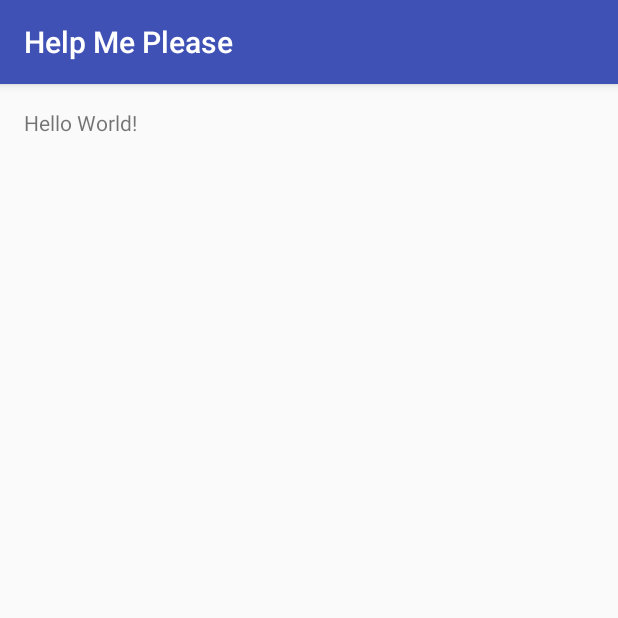
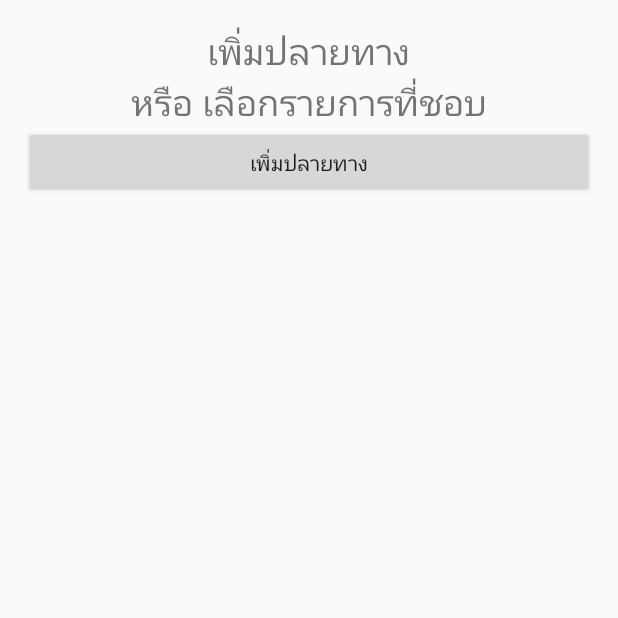
Before and after one commit to masterUNG/Help-Me-Please, an Android app: the screen it shows after launch (MainActivity), on a phone screen of 412 x 824 dp, the top half of it. Run offline under Robolectric (Android 15) with nearby library versions, the phone set to English and light mode, and no system bars.

Commit message:
Design UI Main Finish

```diff
--- a/app/src/main/res/layout/activity_main.xml
+++ b/app/src/main/res/layout/activity_main.xml
@@ -10,8 +10,38 @@
     android:paddingTop="@dimen/activity_vertical_margin"
     tools:context="appewtc.masterung.helpmeplease.MainActivity">
 
-    <TextView
-        android:layout_width="wrap_content"
+    <LinearLayout
+        android:orientation="vertical"
+        android:layout_width="match_parent"
         android:layout_height="wrap_content"
-        android:text="Hello World!" />
+        android:gravity="center_horizontal"
+        android:id="@+id/linTopMain">
+
+        <TextView
+            android:text="@string/titleMain"
+            android:layout_width="wrap_content"
+            android:layout_height="wrap_content"
+            android:id="@+id/textView"
+            android:textSize="24sp" />
+
+        <TextView
+            android:text="@string/titleMain2"
+            android:layout_width="wrap_content"
+            android:layout_height="wrap_content"
+            android:id="@+id/textView2"
+            android:textSize="24sp" />
+
+        <Button
+            android:text="@string/titleMain"
+            android:layout_width="match_parent"
+            android:layout_height="wrap_content"
+            android:id="@+id/button" />
+    </LinearLayout>
+
+    <ListView
+        android:layout_width="match_parent"
+        android:layout_height="match_parent"
+        android:layout_below="@+id/linTopMain"
+        android:layout_marginTop="20dp"
+        android:id="@+id/livFavorite" />
 </RelativeLayout>
--- a/app/src/main/res/values/strings.xml
+++ b/app/src/main/res/values/strings.xml
@@ -1,3 +1,9 @@
 <resources>
     <string name="app_name">Help Me Please</string>
+
+    <string name="titleMain">เพิ่มปลายทาง</string>
+    <string name="titleMain2">หรือ เลือกรายการที่ชอบ</string>
+
+
+
 </resources>
--- a/app/src/main/res/values/styles.xml
+++ b/app/src/main/res/values/styles.xml
@@ -1,7 +1,7 @@
 <resources>
 
     <!-- Base application theme. -->
-    <style name="AppTheme" parent="Theme.AppCompat.Light.DarkActionBar">
+    <style name="AppTheme" parent="Theme.AppCompat.Light.NoActionBar">
         <!-- Customize your theme here. -->
         <item name="colorPrimary">@color/colorPrimary</item>
         <item name="colorPrimaryDark">@color/colorPrimaryDark</item>
```
